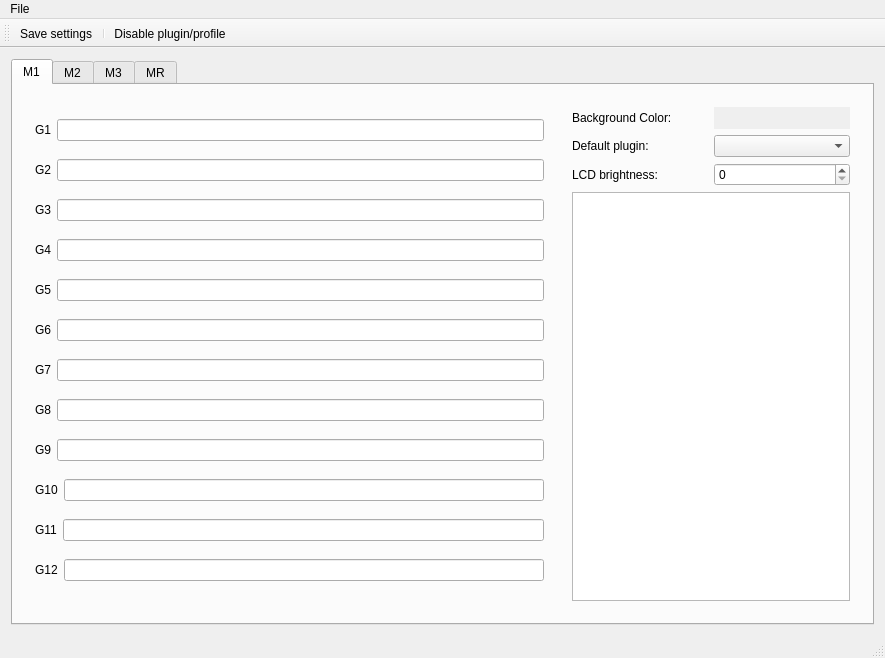
mortendynamite/g19daemon, file src/g19daemon.ui: the form before one commit.
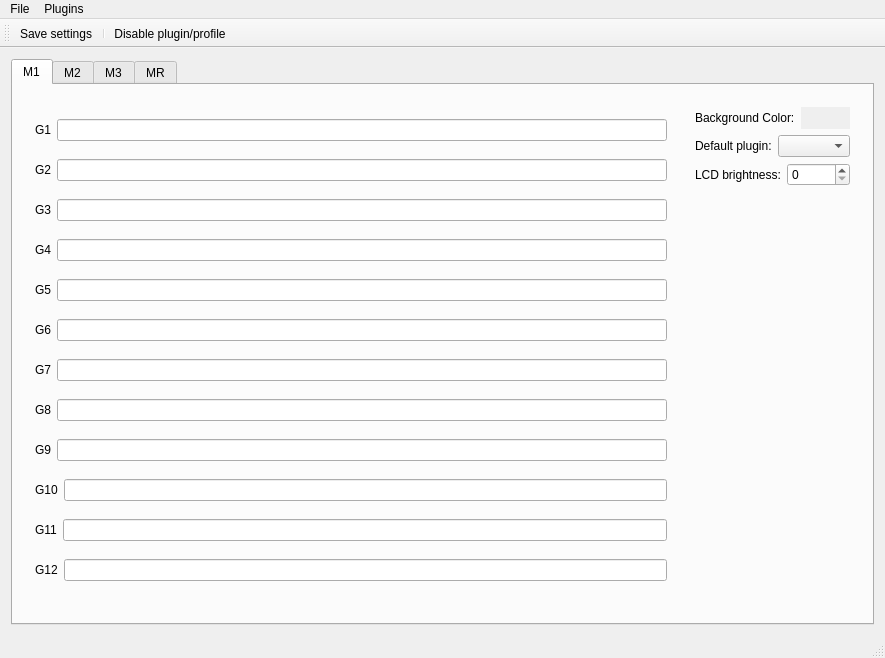
The form after the commit. Icons and pictures are not drawn.

Commit message: #11 Users can now enable/disable plugins from GUI

Diff of the .ui file:
```diff
--- a/src/g19daemon.ui
+++ b/src/g19daemon.ui
@@ -277,14 +277,17 @@
             </layout>
            </item>
            <item>
-            <widget class="QListView" name="m1PluginlistView">
-             <property name="maximumSize">
+            <spacer name="verticalSpacer">
+             <property name="orientation">
+              <enum>Qt::Vertical</enum>
+             </property>
+             <property name="sizeHint" stdset="0">
               <size>
-               <width>300</width>
-               <height>16777215</height>
+               <width>20</width>
+               <height>40</height>
               </size>
              </property>
-            </widget>
+            </spacer>
            </item>
           </layout>
          </widget>
@@ -1120,7 +1123,13 @@
     </property>
     <addaction name="actionSave_settings"/>
    </widget>
+   <widget class="QMenu" name="menuPlugins">
+    <property name="title">
+     <string>Plugins</string>
+    </property>
+   </widget>
    <addaction name="menuFile"/>
+   <addaction name="menuPlugins"/>
   </widget>
   <widget class="QToolBar" name="mainToolBar">
    <attribute name="toolBarArea">
```
Left out of the diff: 42 changed lines with no effect on the pictures. The commit also changes 2 other files.
